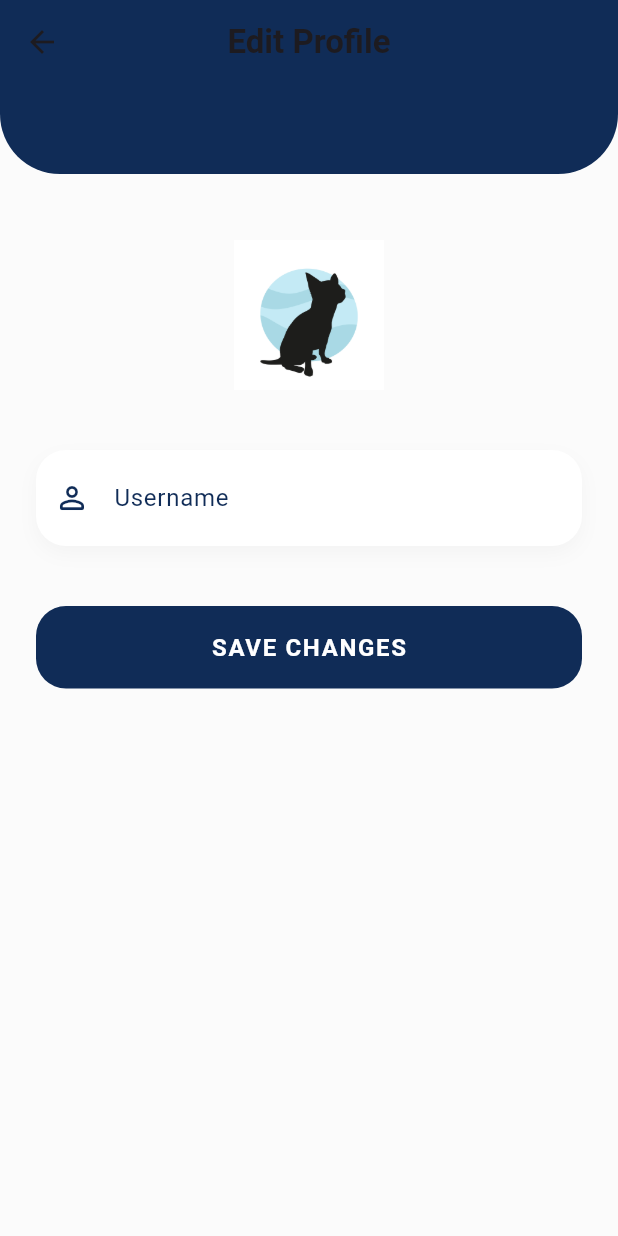
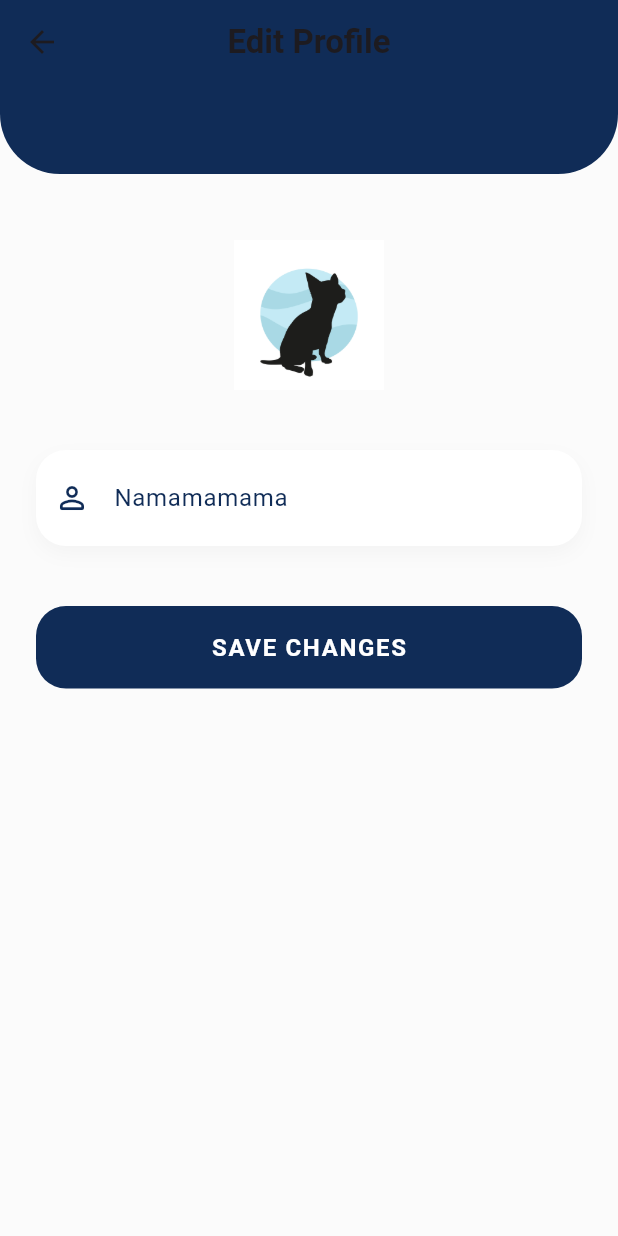
Before and after one commit to Irms19/project-mobile, a Flutter app: the screen it shows once a user with an empty profile is signed in, item 3 of the bottom bar chosen, after a tap on "Edit Profile", on a phone screen of 412 x 824 dp. Run offline on Flutter 3.47's test engine with Material 3 defaults, Android fonts, the phone set to English and light mode, and no system bars; our stand-ins replace carousel_slider, cloud_firestore, firebase_auth, firebase_core, image_picker; accounts and stored records are empty.

```diff
--- a/lib/EditProfilePage.dart
+++ b/lib/EditProfilePage.dart
@@ -119,7 +119,7 @@ class _EditProfilePageState extends State<EditProfilePage> {
                     child: TextField(
                       controller: _usernameController,
                       decoration: InputDecoration(
-                        labelText: "Username",
+                        labelText: "Namamamama",
                         labelStyle: const TextStyle(color: Color(0xFF102C57)),
                         prefixIcon: const Icon(Icons.person_outline_rounded, color: Color(0xFF102C57)),
                         border: OutlineInputBorder(
```
Also changed, not shown: pubspec.lock.
